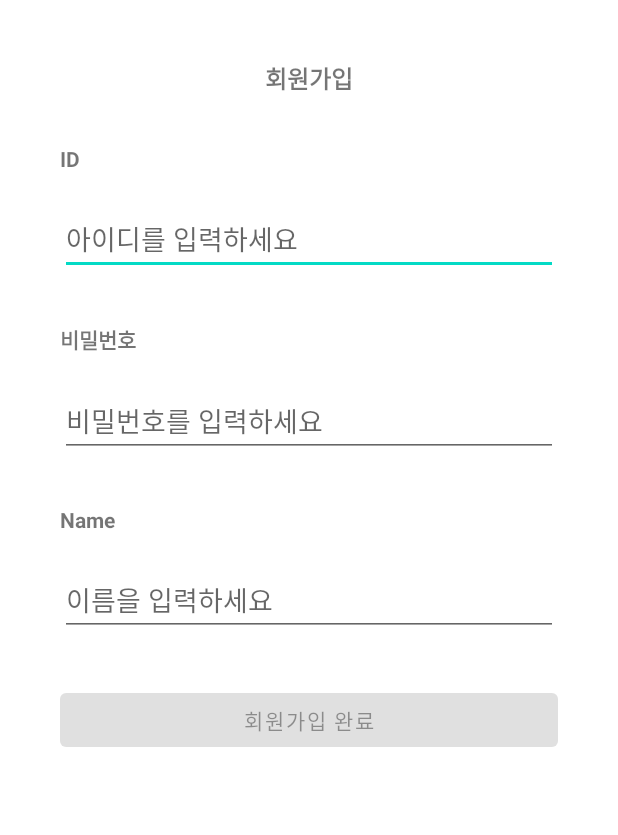
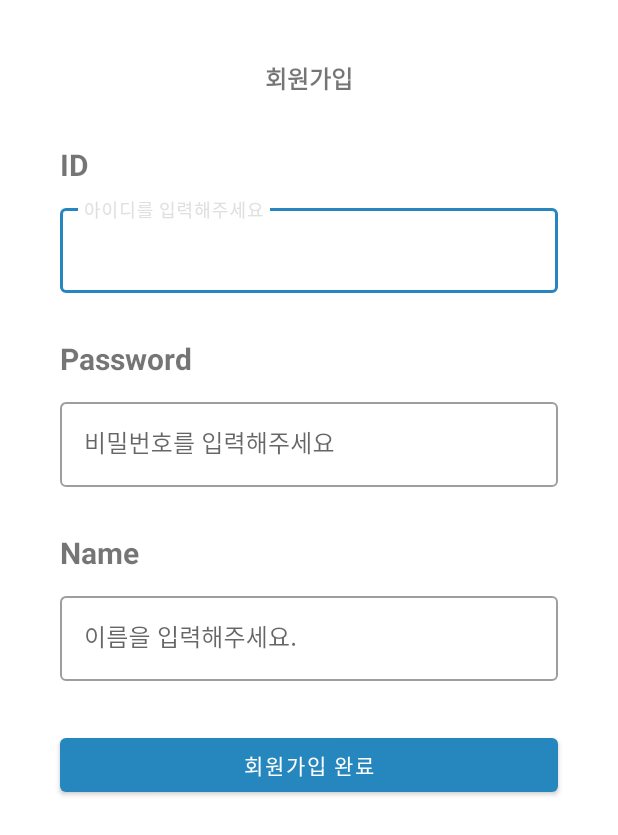
Before and after one commit to IN-SOPT-ANDROID/taehee-lee, an Android app: the screen it shows after launch (SignUpActivity), after a tap on "SIGNUP", on a phone screen of 412 x 824 dp. Shown: the top 835 px of the screen. Run offline under Robolectric (Android 15) with nearby library versions, the phone set to English and light mode, and no system bars; our stand-ins replace data binding; libraries missing offline, so code that uses them is left out: com.jakewharton.retrofit2; 3 statements that could not run were skipped.

```diff
--- a/app/src/main/java/org/sopt/androidpractice/signup/SignUpViewModel.kt
+++ b/app/src/main/java/org/sopt/androidpractice/signup/SignUpViewModel.kt
@@ -28,6 +28,7 @@ class SignUpViewModel : ViewModel() {
     val isPwSuit: LiveData<Boolean> = Transformations.map(pwText) { isValidPwFormat(it) }
 
     val nameText: MutableLiveData<String> = MutableLiveData("")
+    val isNameSuit: LiveData<Boolean> = Transformations.map(nameText) { isValidNameFormat(it) }
 
     fun signUp(id: String, password: String, name: String) {
         signupService.signUp(
@@ -43,6 +44,7 @@ class SignUpViewModel : ViewModel() {
                     _errorMessage.value = response.message()
                 }
             }
+
             override fun onFailure(call: Call<ResponseSignupDto>, t: Throwable) {
                 _errorMessage.value = t.message
             }
@@ -52,8 +54,8 @@ class SignUpViewModel : ViewModel() {
     }
 
     private fun isValidIdFormat(id: String): Boolean {
-        if (id.isBlank()) {
-            return false
+        if (id == "") {
+            return true
         }
         val pattern = Pattern.compile(ID_PATTERN)
         val matcher = pattern.matcher(id)
@@ -61,17 +63,31 @@ class SignUpViewModel : ViewModel() {
     }
 
     private fun isValidPwFormat(password: String): Boolean {
-        if (password.isBlank()) {
-            return false
+        if (password == "") {
+            return true
         }
         val pattern = Pattern.compile(PW_PATTERN)
         val matcher = pattern.matcher(password)
         return matcher.matches()
     }
 
-    companion object {
-        const val PW_PATTERN = "^(?=.*[A-Za-z])(?=.*[0-9])[A-Za-z[0-9]]{6,10}$"
-        const val ID_PATTERN = "^(?=.*[A-Za-z])(?=.*[0-9])(?=.*[$@$!%*#?&.])[A-Za-z[0-9]$@$!%*#?&.]{6,12}$"
+    private fun isValidNameFormat(name:String):Boolean{
+        return name == ""
     }
 
+    companion object {
+        const val ID_PATTERN = """^(?=.*[a-zA-Z])(?=.*\d).{6,10}$"""
+        const val PW_PATTERN = """^(?=.*[a-zA-Z])(?=.*\d)(?=.*[~!@#$%^&*()?]).{6,12}$"""
+    }
+
+
+    fun setButtonState(): Boolean {
+        return (isIdSuit.value == true && isPwSuit.value == true && isNameSuit.value == true &&
+                idText.toString().isNotEmpty() && pwText.toString().isNotEmpty()
+                && nameText.toString().isNotEmpty())
+//        binding.btnSignUpComplete.isEnabled =
+//            viewModel.nameText.value!!.isNotBlank() &&
+//                    viewModel.isIdSuit.value == true &&
+//                    viewModel.isPwSuit.value == true
+    }
 }
--- a/app/src/main/res/layout/activity_sign_up.xml
+++ b/app/src/main/res/layout/activity_sign_up.xml
@@ -33,62 +33,149 @@
             android:layout_marginStart="40dp"
             android:layout_marginTop="32dp"
             android:text="ID"
+            android:textSize="20dp"
             android:textStyle="bold"
             app:layout_constraintStart_toStartOf="parent"
             app:layout_constraintTop_toBottomOf="@+id/txt_signUp_title" />
 
-        <EditText
-            android:id="@+id/et_signUp_id"
-            android:layout_width="match_parent"
+        <com.google.android.material.textfield.TextInputLayout
+            android:id="@+id/layout_et_id"
+            style="@style/Widget.MaterialComponents.TextInputLayout.OutlinedBox"
+            android:layout_width="0dp"
             android:layout_height="wrap_content"
             android:layout_marginHorizontal="40dp"
-            android:layout_marginTop="20dp"
-            android:text="@={vm.idText}"
-            android:hint="아이디를 입력하세요"
-            app:layout_constraintTop_toBottomOf="@+id/txt_signUp_id_title" />
+            android:layout_marginTop="10dp"
+            app:hintTextColor="@color/gray"
+            app:layout_constraintEnd_toEndOf="parent"
+            app:layout_constraintStart_toStartOf="parent"
+            app:layout_constraintTop_toBottomOf="@id/txt_signUp_id_title">
+
+            <com.google.android.material.textfield.TextInputEditText
+                android:id="@+id/et_id"
+                android:layout_width="match_parent"
+                android:layout_height="wrap_content"
+                android:hint="아이디를 입력해주세요"
+                android:text="@={vm.idText}"
+                android:textSize="16sp" />
+        </com.google.android.material.textfield.TextInputLayout>
 
         <TextView
-            android:id="@+id/txt_signUp_password"
+            android:id="@+id/txt_signUp_pw_title"
             android:layout_width="wrap_content"
             android:layout_height="wrap_content"
             android:layout_marginStart="40dp"
-            android:layout_marginTop="32dp"
-            android:text="비밀번호"
+            android:layout_marginTop="30dp"
+            android:text="Password"
+            android:textSize="20sp"
             android:textStyle="bold"
             app:layout_constraintStart_toStartOf="parent"
-            app:layout_constraintTop_toBottomOf="@+id/et_signUp_id" />
+            app:layout_constraintTop_toBottomOf="@+id/layout_et_id" />
 
-        <EditText
-            android:id="@+id/et_signUp_password"
-            android:layout_width="match_parent"
+        <com.google.android.material.textfield.TextInputLayout
+            android:id="@+id/layout_et_pw"
+            style="@style/Widget.MaterialComponents.TextInputLayout.OutlinedBox"
+            android:layout_width="0dp"
             android:layout_height="wrap_content"
             android:layout_marginHorizontal="40dp"
-            android:layout_marginTop="20dp"
-            android:hint="비밀번호를 입력하세요"
-            android:inputType="textPassword"
-            android:text="@={vm.pwText}"
-            app:layout_constraintTop_toBottomOf="@+id/txt_signUp_password" />
+            android:layout_marginTop="10dp"
+            app:hintTextColor="@color/gray"
+            app:layout_constraintEnd_toEndOf="parent"
+            app:layout_constraintStart_toStartOf="parent"
+            app:layout_constraintTop_toBottomOf="@id/txt_signUp_pw_title">
+
+            <com.google.android.material.textfield.TextInputEditText
+                android:id="@+id/et_pw"
+                android:layout_width="match_parent"
+                android:layout_height="wrap_content"
+                android:hint="비밀번호를 입력해주세요"
+                android:text="@={vm.pwText}"
+                android:textSize="16sp" />
+        </com.google.android.material.textfield.TextInputLayout>
 
         <TextView
-            android:id="@+id/txt_signUp_name"
+            android:id="@+id/txt_signUp_name_title"
             android:layout_width="wrap_content"
             android:layout_height="wrap_content"
             android:layout_marginStart="40dp"
-            android:layout_marginTop="32dp"
+            android:layout_marginTop="30dp"
             android:text="Name"
+            android:textSize="20sp"
             android:textStyle="bold"
             app:layout_constraintStart_toStartOf="parent"
-            app:layout_constraintTop_toBottomOf="@+id/et_signUp_password" />
+            app:layout_constraintTop_toBottomOf="@+id/layout_et_pw" />
 
-        <EditText
-            android:id="@+id/et_signUp_name"
-            android:layout_width="match_parent"
+        <com.google.android.material.textfield.TextInputLayout
+            android:id="@+id/layout_et_name"
+            style="@style/Widget.MaterialComponents.TextInputLayout.OutlinedBox"
+            android:layout_width="0dp"
             android:layout_height="wrap_content"
             android:layout_marginHorizontal="40dp"
-            android:layout_marginTop="20dp"
-            android:hint="이름을 입력하세요"
-            android:text="@={vm.nameText}"
-            app:layout_constraintTop_toBottomOf="@+id/txt_signUp_name" />
+            android:layout_marginTop="10dp"
+            app:hintTextColor="@color/gray"
+            app:layout_constraintEnd_toEndOf="parent"
+            app:layout_constraintStart_toStartOf="parent"
+            app:layout_constraintTop_toBottomOf="@id/txt_signUp_name_title">
+
+            <com.google.android.material.textfield.TextInputEditText
+                android:id="@+id/et_name"
+                android:layout_width="match_parent"
+                android:layout_height="wrap_content"
+                android:hint="이름을 입력해주세요."
+                android:text="@={vm.nameText}"
+                android:textSize="16sp" />
+        </com.google.android.material.textfield.TextInputLayout>
+<!--        <EditText-->
+<!--            android:id="@+id/et_signUp_id"-->
+<!--            android:layout_width="match_parent"-->
+<!--            android:layout_height="wrap_content"-->
+<!--            android:layout_marginHorizontal="40dp"-->
+<!--            android:layout_marginTop="20dp"-->
+<!--            android:text="@={vm.idText}"-->
+<!--            android:hint="아이디를 입력하세요"-->
+<!--            app:layout_constraintTop_toBottomOf="@+id/txt_signUp_id_title" />-->
+
+<!--        <TextView-->
+<!--            android:id="@+id/txt_signUp_password"-->
+<!--            android:layout_width="wrap_content"-->
+<!--            android:layout_height="wrap_content"-->
+<!--            android:layout_marginStart="40dp"-->
+<!--            android:layout_marginTop="32dp"-->
+<!--            android:text="비밀번호"-->
+<!--            android:textStyle="bold"-->
+<!--            app:layout_constraintStart_toStartOf="parent"-->
+<!--            app:layout_constraintTop_toBottomOf="@+id/et_signUp_id" />-->
+
+<!--        <EditText-->
+<!--            android:id="@+id/et_signUp_password"-->
+<!--            android:layout_width="match_parent"-->
+<!--            android:layout_height="wrap_content"-->
+<!--            android:layout_marginHorizontal="40dp"-->
+<!--            android:layout_marginTop="20dp"-->
+<!--            android:hint="비밀번호를 입력하세요"-->
+<!--            android:inputType="textPassword"-->
+<!--            android:text="@={vm.pwText}"-->
+<!--            app:layout_constraintTop_toBottomOf="@+id/txt_signUp_password" />-->
+
+<!--        <TextView-->
+<!--            android:id="@+id/txt_signUp_name"-->
+<!--            android:layout_width="wrap_content"-->
+<!--            android:layout_height="wrap_content"-->
+<!--            android:layout_marginStart="40dp"-->
+<!--            android:layout_marginTop="32dp"-->
+<!--            android:text="Name"-->
+<!--            android:textStyle="bold"-->
+<!--            app:layout_constraintStart_toStartOf="parent"-->
+<!--            app:layout_constraintTop_toBottomOf="@+id/layout_et_pw" />-->
+
+<!--        <EditText-->
+<!--            android:id="@+id/et_signUp_name"-->
+<!--            android:layout_width="match_parent"-->
+<!--            android:layout_height="wrap_content"-->
+<!--            android:layout_marginHorizontal="40dp"-->
+<!--            android:layout_marginTop="20dp"-->
+<!--            android:hint="이름을 입력하세요"-->
+<!--            android:text="@={vm.nameText}"-->
+<!--            app:layout_constraintTop_toBottomOf="@+id/txt_signUp_name" />-->
 
         <Button
             android:id="@+id/btn_signUp_complete"
@@ -96,9 +183,9 @@
             android:layout_height="wrap_content"
             android:layout_marginHorizontal="40dp"
             android:layout_marginTop="32dp"
-            android:enabled="false"
+            android:clickable="false"
             android:text="회원가입 완료"
-            app:layout_constraintTop_toBottomOf="@+id/et_signUp_name" />
+            app:layout_constraintTop_toBottomOf="@+id/layout_et_name" />
 
 
     </androidx.constraintlayout.widget.ConstraintLayout>
--- a/app/src/main/res/values/colors.xml
+++ b/app/src/main/res/values/colors.xml
@@ -5,6 +5,9 @@
     <color name="purple_700">#FF3700B3</color>
     <color name="teal_200">#FF03DAC5</color>
     <color name="teal_700">#FF018786</color>
+    <color name="skyBlue">#2587be</color>
+    <color name="lightSkyBlue">#25a5be</color>
     <color name="black">#FF000000</color>
     <color name="white">#FFFFFFFF</color>
+    <color name="gray">#e0e0e0</color>
 </resources>
```
Also changed, not shown: app/src/main/java/org/sopt/androidpractice/signup/SignUpActivity.kt (+38 -12 lines).
